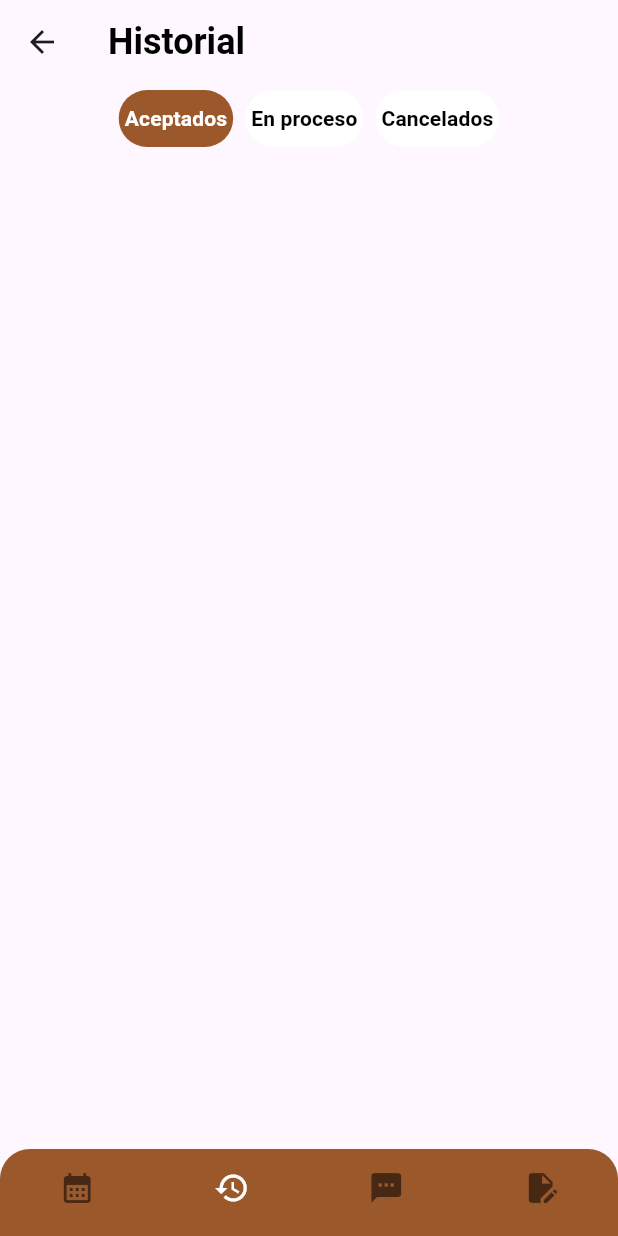
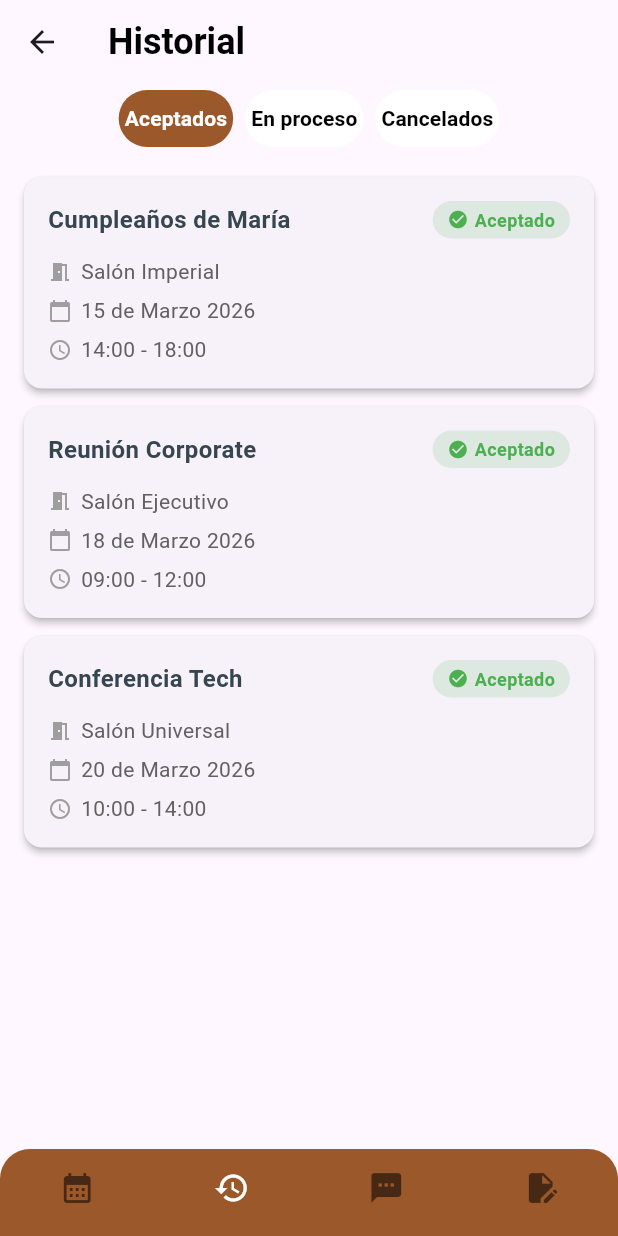
Before and after one commit to asp-laboratories/FollowRoom, a Flutter app: the FollowRoom screen opened directly, item 2 of the bottom bar chosen, on a phone screen of 412 x 824 dp. Run offline on Flutter 3.47's test engine with Material 3 defaults, Android fonts, the phone set to English and light mode, and no system bars; drawn by our look-alikes of buttons_tabbar; our stand-ins replace carousel_slider; missing offline and left inert: from_to_time_picker.

Commit message:
feat: Ejemplo de tabs en historial screen con ejemplificacion - 13

```diff
--- /dev/null
+++ b/followroom_flutter/lib/components/card_reservacion.dart
@@ -0,0 +1,101 @@
+import 'package:flutter/material.dart';
+import 'package:followroom_flutter/core/colores.dart';
+
+class CardReservacion extends StatelessWidget {
+  final String nombreEvento;
+  final String salon;
+  final String fecha;
+  final String hora;
+  final String estado;
+  final Color estadoColor;
+  final IconData estadoIcono;
+
+  const CardReservacion({
+    super.key,
+    required this.nombreEvento,
+    required this.salon,
+    required this.fecha,
+    required this.hora,
+    required this.estado,
+    required this.estadoColor,
+    required this.estadoIcono,
+  });
+
+  @override
+  Widget build(BuildContext context) {
+    return Card(
+      margin: EdgeInsets.only(bottom: 12),
+      elevation: 2,
+      shape: RoundedRectangleBorder(borderRadius: BorderRadius.circular(12)),
+      child: Padding(
+        padding: EdgeInsets.all(16),
+        child: Column(
+          crossAxisAlignment: CrossAxisAlignment.start,
+          children: [
+            Row(
+              mainAxisAlignment: MainAxisAlignment.spaceBetween,
+              children: [
+                Expanded(
+                  child: Text(
+                    nombreEvento,
+                    style: TextStyle(
+                      fontSize: 16,
+                      fontWeight: FontWeight.bold,
+                      color: AppColores.foreground,
+                    ),
+                  ),
+                ),
+                Container(
+                  padding: EdgeInsets.symmetric(horizontal: 10, vertical: 4),
+                  decoration: BoxDecoration(
+                    color: estadoColor.withValues(alpha: 0.15),
+                    borderRadius: BorderRadius.circular(20),
+                  ),
+                  child: Row(
+                    mainAxisSize: MainAxisSize.min,
+                    children: [
+                      Icon(estadoIcono, size: 14, color: estadoColor),
+                      SizedBox(width: 4),
+                      Text(
+                        estado,
+                        style: TextStyle(
+                          color: estadoColor,
+                          fontSize: 12,
+                          fontWeight: FontWeight.bold,
+                        ),
+                      ),
+                    ],
+                  ),
+                ),
+              ],
+            ),
+            SizedBox(height: 12),
+            Row(
+              children: [
+                Icon(Icons.meeting_room, size: 16, color: Colors.grey),
+                SizedBox(width: 6),
+                Text(salon, style: TextStyle(color: Colors.grey.shade700)),
+              ],
+            ),
+            SizedBox(height: 6),
+            Row(
+              children: [
+                Icon(Icons.calendar_today, size: 16, color: Colors.grey),
+                SizedBox(width: 6),
+                Text(fecha, style: TextStyle(color: Colors.grey.shade700)),
+              ],
+            ),
+            SizedBox(height: 6),
+            Row(
+              children: [
+                Icon(Icons.access_time, size: 16, color: Colors.grey),
+                SizedBox(width: 6),
+                Text(hora, style: TextStyle(color: Colors.grey.shade700)),
+              ],
+            ),
+          ],
+        ),
+      ),
+    );
+  }
+}
--- a/followroom_flutter/lib/screens/cliente_screens/inicio_screen.dart
+++ b/followroom_flutter/lib/screens/cliente_screens/inicio_screen.dart
@@ -77,9 +77,7 @@ class _ReservacionState extends State<Reservacion> {
               height: 120,
               child: Row(
                 children: [
-                  Text("Reservar"),
 
-                  Text("Hacer una reservacion"),
 
                   ElevatedButton(
                     onPressed: () {
@@ -90,7 +88,7 @@ class _ReservacionState extends State<Reservacion> {
                         ),
                       );
                     },
-                    child: Icon(Icons.add),
+                    child: Text("Solicitar reservacion"),
                   ),
 
                   ElevatedButton(
--- a/followroom_flutter/lib/screens/cliente_screens/navbar_screen_cliente.dart
+++ b/followroom_flutter/lib/screens/cliente_screens/navbar_screen_cliente.dart
@@ -26,7 +26,7 @@ class _FollowRoomState extends State<FollowRoom> {
   final List<String> _titulos = [
     "Bienvenido",
     "Historial",
-    "Solicitudes",
+    "Solicitudes extra",
     "Manual",
   ];
 
--- a/followroom_flutter/lib/screens/cliente_screens/tabs_reservacion/tabs_reservacion_historial/tab_aceptados_reservacion.dart
+++ b/followroom_flutter/lib/screens/cliente_screens/tabs_reservacion/tabs_reservacion_historial/tab_aceptados_reservacion.dart
@@ -1,15 +1,47 @@
 import 'package:flutter/material.dart';
+import 'package:followroom_flutter/components/card_reservacion.dart';
 
-class TabAceptadosReservacion extends StatefulWidget {
+class TabAceptadosReservacion extends StatelessWidget {
   const TabAceptadosReservacion({super.key});
 
   @override
-  State<TabAceptadosReservacion> createState() => _TabAceptadosReservacionState();
-}
+  Widget build(BuildContext context) {
+    final List<Map<String, dynamic>> reservaciones = [
+      {
+        'nombre': 'Cumpleaños de María',
+        'salon': 'Salón Imperial',
+        'fecha': '15 de Marzo 2026',
+        'hora': '14:00 - 18:00',
+      },
+      {
+        'nombre': 'Reunión Corporate',
+        'salon': 'Salón Ejecutivo',
+        'fecha': '18 de Marzo 2026',
+        'hora': '09:00 - 12:00',
+      },
+      {
+        'nombre': 'Conferencia Tech',
+        'salon': 'Salón Universal',
+        'fecha': '20 de Marzo 2026',
+        'hora': '10:00 - 14:00',
+      },
+    ];
 
-class _TabAceptadosReservacionState extends State<TabAceptadosReservacion> {
-  @override
-  Widget build(BuildContext context) {
-    return Container();
+    return ListView.builder(
+      padding: EdgeInsets.all(16),
+      itemCount: reservaciones.length,
+      itemBuilder: (context, index) {
+        final r = reservaciones[index];
+        return CardReservacion(
+          nombreEvento: r['nombre'],
+          salon: r['salon'],
+          fecha: r['fecha'],
+          hora: r['hora'],
+          estado: 'Aceptado',
+          estadoColor: Colors.green,
+          estadoIcono: Icons.check_circle,
+        );
+      },
+    );
   }
 }
```
Also changed, not shown: followroom_flutter/lib/screens/cliente_screens/tabs_reservacion/tabs_reservacion_historial/tab_cancelados_reservacion.dart (+39 -7 lines), followroom_flutter/lib/screens/cliente_screens/tabs_reservacion/tabs_reservacion_historial/tab_proceso_reservacion.dart (+33 -7 lines).
